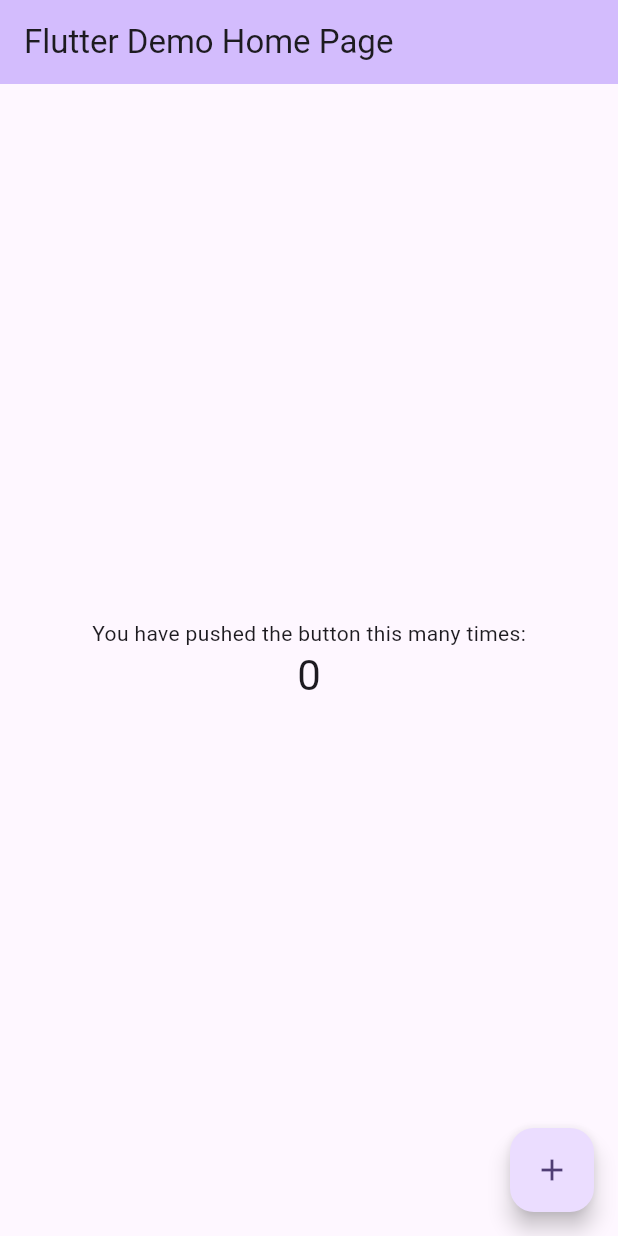
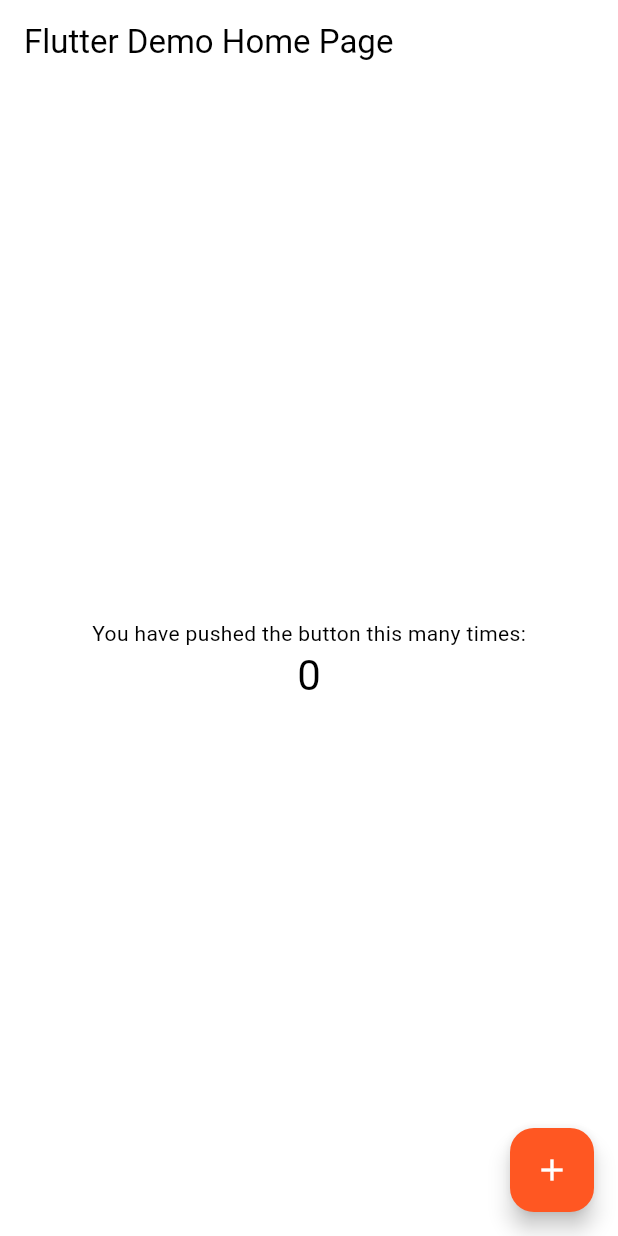
Before and after one commit to theoalll/pacilbay-mobile, a Flutter app: the screen it shows after launch, on a phone screen of 412 x 824 dp. Run offline on Flutter 3.47's test engine with Material 3 defaults, Android fonts, the phone set to English and light mode, and no system bars.

Commit message:
change theme app color

```diff
--- a/lib/main.dart
+++ b/lib/main.dart
@@ -29,7 +29,9 @@ class MyApp extends StatelessWidget {
         //
         // This works for code too, not just values: Most code changes can be
         // tested with just a hot reload.
-        colorScheme: ColorScheme.fromSeed(seedColor: Colors.deepPurple),
+        colorScheme: ColorScheme.fromSwatch(
+          primarySwatch: Colors.deepOrange,
+        ).copyWith(secondary: Colors.deepOrange[400]),
         useMaterial3: true,
       ),
       home: const MyHomePage(title: 'Flutter Demo Home Page'),
```
